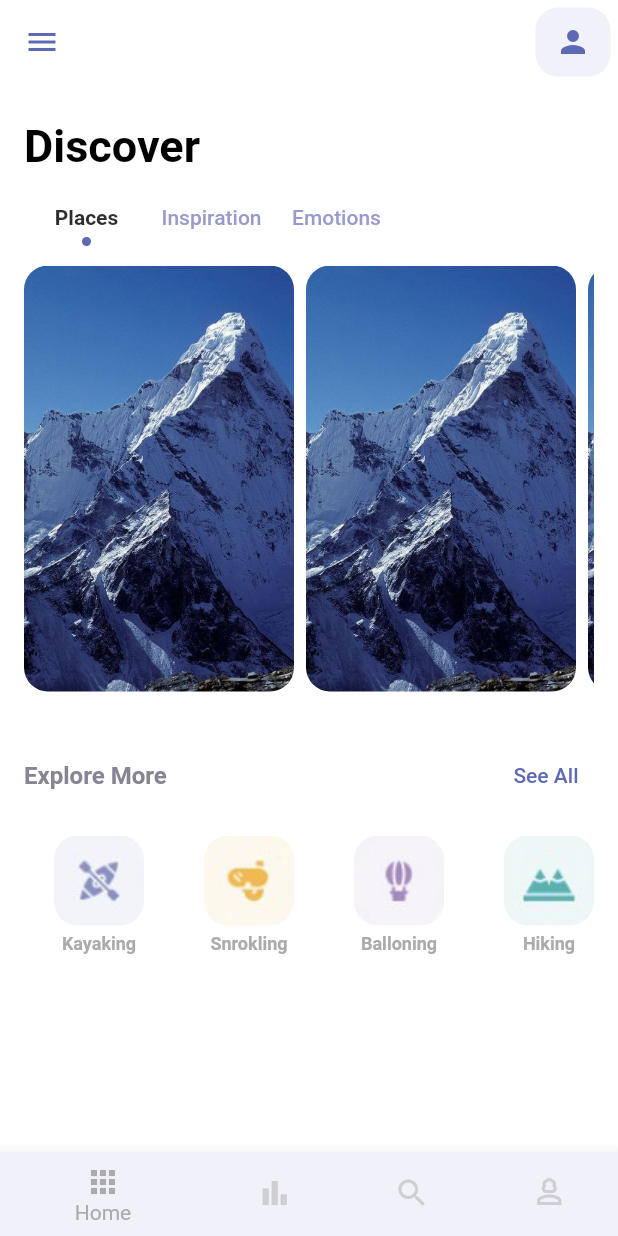
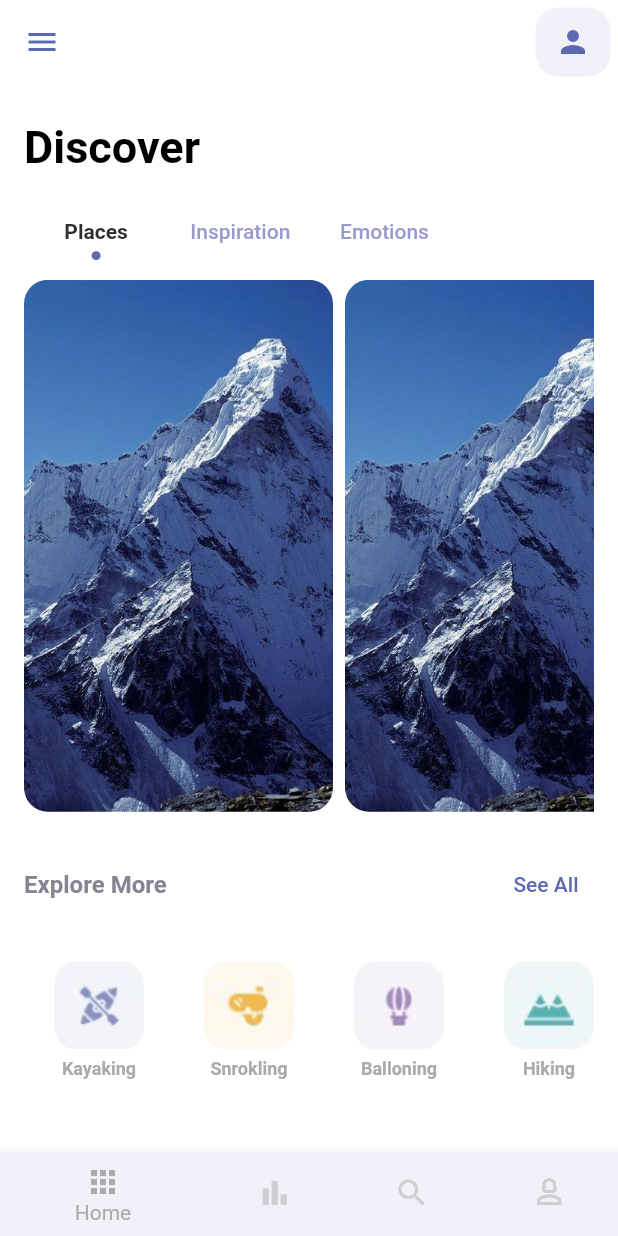
Before and after one commit to m-emrec/Travel-App, a Flutter app: the MainPage screen opened directly, on a phone screen of 412 x 824 dp. Run offline on Flutter 3.47's test engine with Material 2 defaults, Android fonts, the phone set to English and light mode, and no system bars; our stand-ins replace logger.

Commit message:
UI is done

```diff
--- a/lib/main.dart
+++ b/lib/main.dart
@@ -1,7 +1,13 @@
 import 'package:flutter/material.dart';
+import 'package:flutter/services.dart';
 import 'package:travel_app/pages/welcome_page.dart';
 
 void main() {
+  SystemChrome.setSystemUIOverlayStyle(
+    const SystemUiOverlayStyle(
+      statusBarColor: Colors.transparent,
+    ),
+  );
   runApp(const MyApp());
 }
 
--- a/lib/pages/navPages/home_page.dart
+++ b/lib/pages/navPages/home_page.dart
@@ -1,21 +1,11 @@
 import 'package:flutter/material.dart';
 import 'package:travel_app/colors.dart';
-import 'package:travel_app/extensions/img_extendison.dart';
 import 'package:travel_app/extensions/sized_box_extension.dart';
 import 'package:travel_app/pages/navPages/my_page.dart';
-import 'package:travel_app/pages/navPages/search_page.dart';
 import 'package:travel_app/widgets/app_large_text.dart';
-import 'package:travel_app/widgets/app_text.dart';
 
-import '../../logger.dart';
 import '../../widgets/explore_more_widgets.dart';
 import '../../widgets/places_tab_view.dart';
-
-enum Categories {
-  Places,
-  Inspiraton,
-  Emotions,
-}
 
 class HomePage extends StatefulWidget {
   const HomePage({super.key});
@@ -27,10 +17,9 @@ class HomePage extends StatefulWidget {
 class _HomePageState extends State<HomePage> with TickerProviderStateMixin {
   // int categorieController = 0;
 
-  var selectedCategory = Categories.Places;
-
   @override
   Widget build(BuildContext context) {
+    Size size = MediaQuery.of(context).size;
     TabController _controller =
         TabController(length: 3, vsync: this, initialIndex: 0);
     return Padding(
@@ -40,14 +29,14 @@ class _HomePageState extends State<HomePage> with TickerProviderStateMixin {
         mainAxisAlignment: MainAxisAlignment.start,
         children: [
           //Spacing
-          24.ph(),
+          (size.height * 0.03).ph(),
           LargeText(text: "Discover"),
-          16.ph(),
+          (size.height * 0.03).ph(),
 
           ///Categories
           // Category Tabs
           SizedBox(
-            width: 250,
+            width: size.width * .7,
             height: 30,
             child: TabBar(
               labelPadding: EdgeInsets.zero,
@@ -73,7 +62,7 @@ class _HomePageState extends State<HomePage> with TickerProviderStateMixin {
           //Category Tab Views
           SizedBox(
             width: double.infinity,
-            height: 300,
+            height: size.height * 0.45,
             child: TabBarView(
               physics: const NeverScrollableScrollPhysics(),
               controller: _controller,
@@ -85,15 +74,16 @@ class _HomePageState extends State<HomePage> with TickerProviderStateMixin {
             ),
           ),
           // Spacing
-          32.ph(),
+          (size.height * 0.03).ph(),
           // Explore more Row
           Row(
             mainAxisAlignment: MainAxisAlignment.spaceBetween,
             children: [
               LargeText(
-                  text: "Explore More",
-                  size: 16,
-                  color: AppColors.textColor2),
+                text: "Explore More",
+                size: 16,
+                color: AppColors.textColor2,
+              ),
               TextButton(
                 style: ButtonStyle(
                   foregroundColor:
@@ -105,9 +95,12 @@ class _HomePageState extends State<HomePage> with TickerProviderStateMixin {
             ],
           ),
           // Spacing
-          16.ph(),
+          (size.height * 0.03).ph(),
           // ListView of explore more items.
-          ExploreMoreItems(),
+          SizedBox(
+            height: size.height * 0.1,
+            child: ExploreMoreItems(),
+          ),
         ],
       ),
     );
--- a/lib/widgets/explore_more_widgets.dart
+++ b/lib/widgets/explore_more_widgets.dart
@@ -16,14 +16,12 @@ class ExploreMoreItems extends StatelessWidget {
 
   @override
   Widget build(BuildContext context) {
-    return SizedBox(
-      height: 80,
-      width: double.infinity,
-      child: ListView.builder(
+    return ListView.builder(
       itemExtent: 100,
       scrollDirection: Axis.horizontal,
       itemCount: _images.length,
       itemBuilder: (_, index) => Column(
+        mainAxisAlignment: MainAxisAlignment.center,
         children: [
           Container(
             margin: const EdgeInsets.only(bottom: 5),
@@ -34,8 +32,9 @@ class ExploreMoreItems extends StatelessWidget {
               image: DecorationImage(
                 image: AssetImage(
                   _images.values.toList()[index],
+
                 ),
-                  fit: BoxFit.cover,
+                // fit: BoxFit.cover,
               ),
             ),
           ),
@@ -46,7 +45,6 @@ class ExploreMoreItems extends StatelessWidget {
           ),
         ],
       ),
-      ),
     );
   }
 }
--- a/lib/widgets/places_tab_view.dart
+++ b/lib/widgets/places_tab_view.dart
@@ -1,5 +1,6 @@
 import 'package:flutter/material.dart';
 import 'package:travel_app/extensions/img_extendison.dart';
+import 'package:travel_app/pages/detail_page.dart';
 
 class PlacesTabView extends StatelessWidget {
   const PlacesTabView({super.key});
@@ -9,10 +10,12 @@ class PlacesTabView extends StatelessWidget {
     return ListView.builder(
       scrollDirection: Axis.horizontal,
       itemCount: 3,
-      itemBuilder: (_, int index) => Container(
+      itemBuilder: (_, int index) => GestureDetector(
+        onTap: () => Navigator.of(context)
+            .push(MaterialPageRoute(builder: (_) => const DetailPage())),
+        child: Container(
           margin: const EdgeInsets.only(right: 8.0, top: 16.0),
-        height: 250,
-        width: 180,
+          width: MediaQuery.of(context).size.width * 0.5,
           decoration: BoxDecoration(
             borderRadius: BorderRadius.circular(16),
             image: DecorationImage(
@@ -23,6 +26,7 @@ class PlacesTabView extends StatelessWidget {
             ),
           ),
         ),
+      ),
     );
   }
 }
```
Also changed, not shown: lib/pages/detail_page.dart (added, +59 -0 lines), lib/widgets/Detail Page Widgets/buttons_row.dart (added, +45 -0 lines), lib/widgets/Detail Page Widgets/description_widget.dart (added, +30 -0 lines), lib/widgets/Detail Page Widgets/detail_info_container.dart (added, +76 -0 lines), lib/widgets/Detail Page Widgets/number_of_people_widget.dart (added, +72 -0 lines), lib/widgets/Detail Page Widgets/stars_widget.dart (added, +34 -0 lines), lib/widgets/Detail Page Widgets/title_ande_price_row.dart (added, +51 -0 lines), lib/widgets/responsive_button.dart (+9 -5 lines), lib/widgets/app_bar.dart (added). Lines whose indentation alone changed are shown as unchanged.
